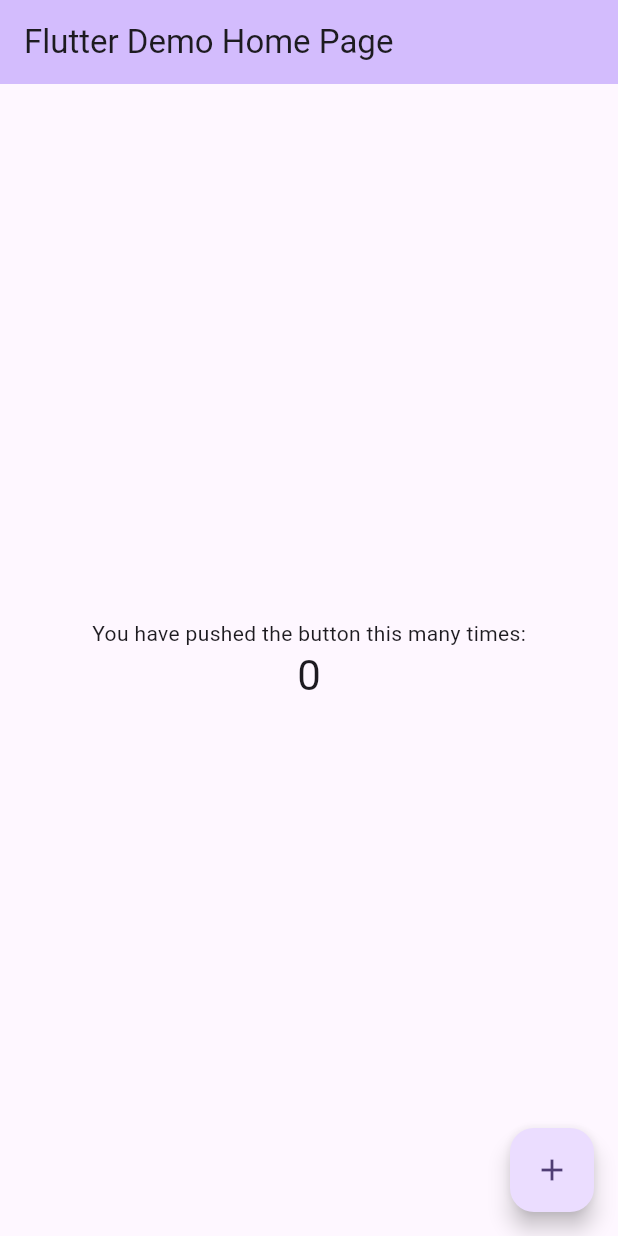
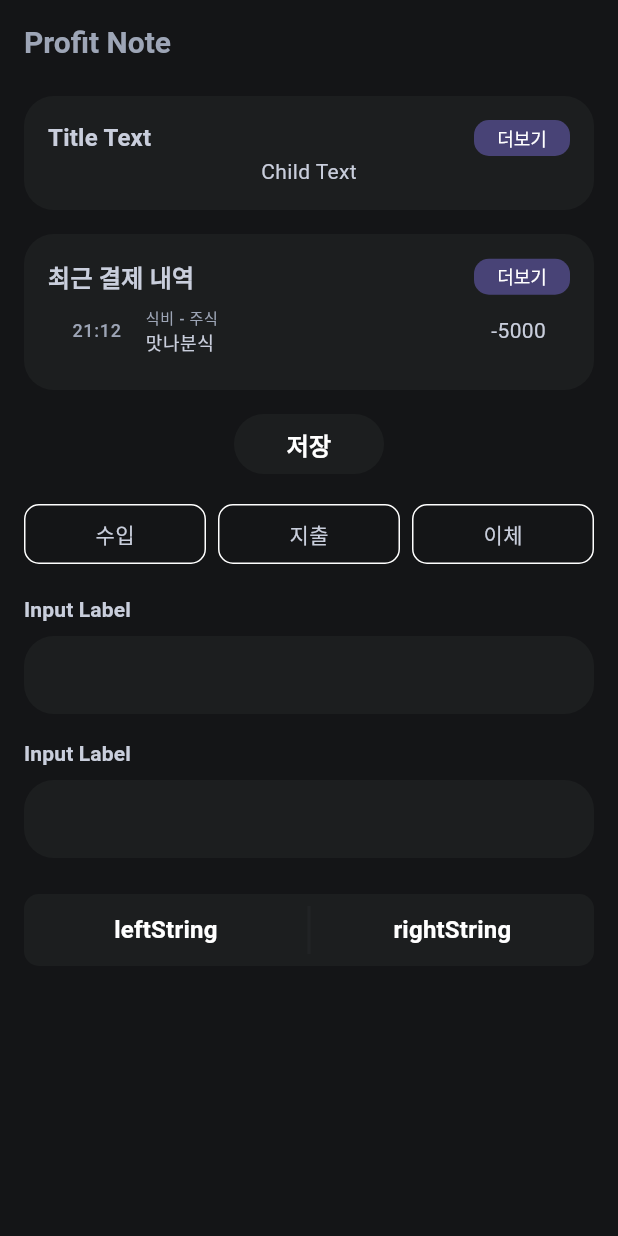
Before and after one commit to jhssong/profitnote, a Flutter app: the screen it shows after launch, on a phone screen of 412 x 824 dp. Run offline on Flutter 3.47's test engine with Material 3 defaults, Android fonts, the phone set to English and light mode, and no system bars.

Commit message:
style: Create common style

```diff
--- a/lib/main.dart
+++ b/lib/main.dart
@@ -1,95 +1,24 @@
 import 'package:flutter/material.dart';
+import 'package:flutter/services.dart';
+import 'package:profitnote/screens/home_screen.dart';
+import 'package:profitnote/style/theme.dart';
 
 void main() {
+  SystemChrome.setSystemUIOverlayStyle(SystemUiOverlayStyle(
+    statusBarColor: ColorTheme.background,
+  ));
   runApp(const MyApp());
 }
 
 class MyApp extends StatelessWidget {
   const MyApp({super.key});
 
-  // This widget is the root of your application.
   @override
   Widget build(BuildContext context) {
     return MaterialApp(
-      title: 'Flutter Demo',
-      theme: ThemeData(
-        colorScheme: ColorScheme.fromSeed(seedColor: Colors.deepPurple),
-        useMaterial3: true,
-      ),
-      home: const MyHomePage(title: 'Flutter Demo Home Page'),
+      debugShowCheckedModeBanner: false,
+      theme: theme,
+      home: const SafeArea(child: HomeScreen()),
     );
   }
 }
-
-class MyHomePage extends StatefulWidget {
-  const MyHomePage({super.key, required this.title});
-  final String title;
-
-  @override
-  State<MyHomePage> createState() => _MyHomePageState();
-}
-
-class _MyHomePageState extends State<MyHomePage> {
-  int _counter = 0;
-
-  void _incrementCounter() {
-    setState(() {
-      _counter++;
-    });
-  }
-
-  @override
-  Widget build(BuildContext context) {
-    // This method is rerun every time setState is called, for instance as done
-    // by the _incrementCounter method above.
-    //
-    // The Flutter framework has been optimized to make rerunning build methods
-    // fast, so that you can just rebuild anything that needs updating rather
-    // than having to individually change instances of widgets.
-    return Scaffold(
-      appBar: AppBar(
-        // TRY THIS: Try changing the color here to a specific color (to
-        // Colors.amber, perhaps?) and trigger a hot reload to see the AppBar
-        // change color while the other colors stay the same.
-        backgroundColor: Theme.of(context).colorScheme.inversePrimary,
-        // Here we take the value from the MyHomePage object that was created by
-        // the App.build method, and use it to set our appbar title.
-        title: Text(widget.title),
-      ),
-      body: Center(
-        // Center is a layout widget. It takes a single child and positions it
-        // in the middle of the parent.
-        child: Column(
-          // Column is also a layout widget. It takes a list of children and
-          // arranges them vertically. By default, it sizes itself to fit its
-          // children horizontally, and tries to be as tall as its parent.
-          //
-          // Column has various properties to control how it sizes itself and
-          // how it positions its children. Here we use mainAxisAlignment to
-          // center the children vertically; the main axis here is the vertical
-          // axis because Columns are vertical (the cross axis would be
-          // horizontal).
-          //
-          // TRY THIS: Invoke "debug painting" (choose the "Toggle Debug Paint"
-          // action in the IDE, or press "p" in the console), to see the
-          // wireframe for each widget.
-          mainAxisAlignment: MainAxisAlignment.center,
-          children: <Widget>[
-            const Text(
-              'You have pushed the button this many times:',
-            ),
-            Text(
-              '$_counter',
-              style: Theme.of(context).textTheme.headlineMedium,
-            ),
-          ],
-        ),
-      ),
-      floatingActionButton: FloatingActionButton(
-        onPressed: _incrementCounter,
-        tooltip: 'Increment',
-        child: const Icon(Icons.add),
-      ), // This trailing comma makes auto-formatting nicer for build methods.
-    );
-  }
-}
--- /dev/null
+++ b/lib/screens/home_screen.dart
@@ -0,0 +1,61 @@
+import 'package:flutter/material.dart';
+import 'package:profitnote/widgets/card_widget.dart';
+import 'package:profitnote/widgets/control_btn.dart';
+import 'package:profitnote/widgets/control_btn_group.dart';
+import 'package:profitnote/widgets/input_widget.dart';
+import 'package:profitnote/widgets/transaction_item_widget.dart';
+import 'package:profitnote/widgets/type_selection_btn.dart';
+
+class HomeScreen extends StatefulWidget {
+  const HomeScreen({super.key});
+
+  @override
+  State<HomeScreen> createState() => _HomeScreenState();
+}
+
+class _HomeScreenState extends State<HomeScreen> {
+  @override
+  Widget build(BuildContext context) {
+    return Scaffold(
+      appBar: AppBar(
+        title: const Text("Profit Note"),
+      ),
+      body: SingleChildScrollView(
+        child: Column(
+          children: [
+            CardWidget(
+              title: "Title Text",
+              onPressed: () {},
+              body: const Text("Child Text"),
+            ),
+            CardWidget(
+              title: "최근 결제 내역",
+              onPressed: () {},
+              body: const TransactionItemWidget(),
+            ),
+            ControlBtn(onPressed: () {}),
+            TypeSelectionBtn(
+              callback: (int type) {},
+            ),
+            InputWidget(callback: (value) {
+              print("String Input: $value");
+            }),
+            InputWidget(
+              callback: (value) {
+                print("Dialog Input: $value");
+              },
+              isReadonly: true,
+              dialogTitle: "Dialog Text",
+              dialogBodyList: const ['Item 1', 'Item 2', 'Item 3'],
+            ),
+            ControlBtnGroup(
+                leftString: 'leftString',
+                rightString: 'rightString',
+                leftCallback: () {},
+                rightCallback: () {}),
+          ],
+        ),
+      ),
+    );
+  }
+}
--- /dev/null
+++ b/lib/style/theme.dart
@@ -0,0 +1,73 @@
+import 'package:flutter/material.dart';
+
+class ColorTheme {
+  static var background = const Color(0Xff141517);
+  static var cardBackground = const Color(0xff1C1E1F);
+  static var cardText = const Color(0xffC9CEDC);
+  static var stroke = const Color(0xff212325);
+  static var pointColor = const Color(0xff484376);
+  static var pointText = const Color(0xffFFFFFF);
+  static var cardLabelText = const Color(0xff9DA5B6);
+  static var backgroundOfBackground = const Color(0xff2B2E2F);
+}
+
+ThemeData theme = ThemeData(
+  // Cursor Style
+  textSelectionTheme: TextSelectionThemeData(
+    cursorColor: ColorTheme.cardText, // Set cursor color to white
+  ),
+
+  // Appbar Style
+  appBarTheme: AppBarTheme(
+    backgroundColor: ColorTheme.background,
+    toolbarHeight: 56,
+    titleTextStyle: TextStyle(
+      fontSize: 20,
+      fontWeight: FontWeight.bold,
+      color: ColorTheme.cardLabelText,
+    ),
+  ),
+
+  // Scaffold Style
+  scaffoldBackgroundColor: ColorTheme.background,
+
+  // Icon Style (select icon size in [16, 20, 24])
+  iconTheme: IconThemeData(color: ColorTheme.cardLabelText),
+
+  // Text Style
+  textTheme: TextTheme(
+      headlineMedium: const TextStyle(
+        fontSize: 20,
+        fontWeight: FontWeight.bold,
+      ),
+      titleMedium: TextStyle(
+        fontSize: 16,
+        fontWeight: FontWeight.bold,
+        color: ColorTheme.cardText,
+      ),
+      titleSmall: TextStyle(
+        fontSize: 14,
+        fontWeight: FontWeight.bold,
+        color: ColorTheme.cardText,
+      ),
+      bodyLarge: TextStyle(
+        fontSize: 16,
+        color: ColorTheme.cardText,
+      ),
+      bodyMedium: TextStyle(
+        fontSize: 14,
+        color: ColorTheme.cardText,
+      ),
+      bodySmall: TextStyle(
+        fontSize: 12,
+        color: ColorTheme.cardText,
+      ),
+      labelMedium: TextStyle(
+        fontSize: 12,
+        color: ColorTheme.cardLabelText,
+      ),
+      labelSmall: TextStyle(
+        fontSize: 10,
+        color: ColorTheme.cardLabelText,
+      )),
+);
--- /dev/null
+++ b/lib/widgets/card_widget.dart
@@ -0,0 +1,42 @@
+import 'package:flutter/material.dart';
+import 'package:profitnote/style/theme.dart';
+import 'package:profitnote/widgets/detail_btn.dart';
+
+class CardWidget extends StatelessWidget {
+  const CardWidget({
+    super.key,
+    required this.title,
+    this.onPressed,
+    required this.body,
+  });
+
+  final String title;
+  final Function()? onPressed;
+  final Widget body;
+
+  @override
+  Widget build(BuildContext context) {
+    return Container(
+      margin: const EdgeInsets.symmetric(horizontal: 16, vertical: 8),
+      padding: const EdgeInsets.all(16.0),
+      decoration: BoxDecoration(
+        color: ColorTheme.cardBackground,
+        borderRadius: BorderRadius.circular(20),
+      ),
+      child: Column(
+        children: [
+          // Header
+          Row(
+            mainAxisAlignment: MainAxisAlignment.spaceBetween,
+            children: [
+              Text(title, style: Theme.of(context).textTheme.titleMedium),
+              if (onPressed != null) DetailBtn(onPressed: onPressed!),
+            ],
+          ),
+          // Body
+          body,
+        ],
+      ),
+    );
+  }
+}
--- /dev/null
+++ b/lib/widgets/control_btn.dart
@@ -0,0 +1,30 @@
+import 'package:flutter/material.dart';
+import 'package:profitnote/style/theme.dart';
+
+class ControlBtn extends StatelessWidget {
+  const ControlBtn({super.key, required this.onPressed});
+
+  final Function() onPressed;
+
+  @override
+  Widget build(BuildContext context) {
+    return Container(
+      margin: const EdgeInsets.symmetric(horizontal: 32, vertical: 8),
+      width: 100,
+      height: 40,
+      child: TextButton(
+        onPressed: onPressed,
+        style: TextButton.styleFrom(
+          backgroundColor: ColorTheme.cardBackground,
+          padding: const EdgeInsets.all(0),
+          shape: const RoundedRectangleBorder(
+            borderRadius: BorderRadius.all(Radius.circular(20)),
+          ),
+          foregroundColor: ColorTheme.pointText,
+          textStyle: Theme.of(context).textTheme.titleMedium,
+        ),
+        child: const Text('저장'),
+      ),
+    );
+  }
+}
--- /dev/null
+++ b/lib/widgets/control_btn_group.dart
@@ -0,0 +1,56 @@
+import 'package:flutter/material.dart';
+import 'package:profitnote/style/theme.dart';
+
+class ControlBtnGroup extends StatelessWidget {
+  const ControlBtnGroup({
+    super.key,
+    required this.leftString,
+    required this.rightString,
+    required this.leftCallback,
+    required this.rightCallback,
+  });
+
+  final String leftString;
+  final String rightString;
+  final Function() leftCallback;
+  final Function() rightCallback;
+
+  @override
+  Widget build(BuildContext context) {
+    return Container(
+      margin: const EdgeInsets.all(16),
+      decoration: BoxDecoration(
+        color: ColorTheme.cardBackground,
+        borderRadius: BorderRadius.circular(10),
+      ),
+      child: Row(
+        mainAxisAlignment: MainAxisAlignment.spaceBetween,
+        children: [
+          Expanded(
+            child: TextButton(
+              onPressed: leftCallback,
+              style: TextButton.styleFrom(
+                padding: const EdgeInsets.all(0),
+                foregroundColor: ColorTheme.pointText,
+                textStyle: Theme.of(context).textTheme.titleMedium,
+              ),
+              child: Text(leftString),
+            ),
+          ),
+          Container(width: 2, height: 32, color: ColorTheme.stroke),
+          Expanded(
+            child: TextButton(
+              onPressed: rightCallback,
+              style: TextButton.styleFrom(
+                padding: const EdgeInsets.all(0),
+                foregroundColor: ColorTheme.pointText,
+                textStyle: Theme.of(context).textTheme.titleMedium,
+              ),
+              child: Text(rightString),
+            ),
+          ),
+        ],
+      ),
+    );
+  }
+}
--- /dev/null
+++ b/lib/widgets/detail_btn.dart
@@ -0,0 +1,27 @@
+import 'package:flutter/material.dart';
+import 'package:profitnote/style/theme.dart';
+
+class DetailBtn extends StatelessWidget {
+  const DetailBtn({super.key, required this.onPressed});
+
+  final Function() onPressed;
+
+  @override
+  Widget build(BuildContext context) {
+    return SizedBox(
+      height: 24,
+      child: TextButton(
+        onPressed: onPressed,
+        style: TextButton.styleFrom(
+            backgroundColor: ColorTheme.pointColor,
+            padding: const EdgeInsets.all(0),
+            shape: const RoundedRectangleBorder(
+              borderRadius: BorderRadius.all(Radius.circular(10)),
+            ),
+            foregroundColor: ColorTheme.pointText,
+            textStyle: const TextStyle(fontSize: 12)),
+        child: const Text('더보기'),
+      ),
+    );
+  }
+}
--- /dev/null
+++ b/lib/widgets/input_widget.dart
@@ -0,0 +1,141 @@
+import 'package:flutter/material.dart';
+import 'package:profitnote/style/theme.dart';
+
+class InputWidget extends StatefulWidget {
+  const InputWidget({
+    super.key,
+    required this.callback,
+    this.initialValue,
+    this.isReadonly,
+    this.dialogTitle,
+    this.dialogBodyList,
+  });
+
+  /// Function that save the input data.
+  final Function(String) callback;
+
+  final String? initialValue;
+
+  /// If TextField is controlled by custom dialog, this should be true.
+  final bool? isReadonly;
+
+  final String? dialogTitle;
+
+  final List<String>? dialogBodyList;
+
+  @override
+  State<InputWidget> createState() => _InputWidgetState();
+}
+
+class _InputWidgetState extends State<InputWidget> {
+  final _controller = TextEditingController();
+  late final bool _isReadOnly;
+
+  @override
+  void initState() {
+    super.initState();
+    if (widget.isReadonly != null) {
+      _isReadOnly = widget.isReadonly!;
+    } else {
+      _isReadOnly = false;
+    }
+  }
+
+  /// If TextField is controlled by custom dialog, make onTap to open custom dialog.
+  void _onTap() {
+    if (_isReadOnly == true) {
+      _showCustomDialog(
+        context,
+        title: widget.dialogTitle!,
+        bodyList: widget.dialogBodyList,
+        onPressed: _dialogCallback,
+      );
+    }
+  }
+
+  void _dialogCallback(String value) {
+    setState(() => _controller.text = value);
+    widget.callback(value);
+    Navigator.of(context).pop();
+  }
+
+  Future<void> _showCustomDialog(
+    BuildContext context, {
+    required title,
+    required bodyList,
+    required onPressed,
+  }) {
+    return showDialog<void>(
+      context: context,
+      builder: (BuildContext context) {
+        return AlertDialog(
+          backgroundColor: ColorTheme.cardBackground,
+          title: Center(child: Text('$title')),
+          titleTextStyle: Theme.of(context).textTheme.titleMedium,
+          contentTextStyle: Theme.of(context).textTheme.bodyMedium,
+          content: Wrap(
+            children: List.generate(bodyList.length, (index) {
+              return Row(
+                mainAxisAlignment: MainAxisAlignment.center,
+                children: [
+                  Expanded(
+                    child: TextButton(
+                      onPressed: () => onPressed(bodyList[index]),
+                      style: TextButton.styleFrom(
+                        padding: const EdgeInsets.all(0),
+                        shape: const RoundedRectangleBorder(
+                          borderRadius: BorderRadius.all(Radius.circular(10)),
+                        ),
+                        foregroundColor: ColorTheme.pointText,
+                        textStyle: Theme.of(context).textTheme.bodyMedium,
+                      ),
+                      child: Text("${bodyList[index]}"),
+                    ),
+                  ),
+                ],
+              );
+            }),
+          ),
+        );
+      },
+    );
+  }
+
+  @override
+  void dispose() {
+    _controller.dispose();
+    super.dispose();
+  }
+
+  @override
+  Widget build(BuildContext context) {
+    return Padding(
+      padding: const EdgeInsets.symmetric(horizontal: 16, vertical: 8),
+      child: Column(
+        crossAxisAlignment: CrossAxisAlignment.start,
+        children: [
+          Text(
+            "Input Label",
+            style: Theme.of(context).textTheme.titleSmall,
+          ),
+          const SizedBox(height: 8),
+          TextField(
+            controller: _controller,
+            readOnly: _isReadOnly,
+            onTap: _onTap,
+            onChanged: (value) => widget.callback(value),
+            decoration: InputDecoration(
+              filled: true,
+              fillColor: ColorTheme.cardBackground,
+              border: const OutlineInputBorder(
+                borderSide: BorderSide.none,
+                borderRadius: BorderRadius.all(Radius.circular(20)),
+              ),
+            ),
+            style: Theme.of(context).textTheme.bodyMedium,
+          )
+        ],
+      ),
+    );
+  }
+}
--- /dev/null
+++ b/lib/widgets/transaction_item_widget.dart
@@ -0,0 +1,45 @@
+import 'package:flutter/material.dart';
+
+class TransactionItemWidget extends StatelessWidget {
+  const TransactionItemWidget({super.key});
+
+  @override
+  Widget build(BuildContext context) {
+    return Padding(
+      padding: const EdgeInsets.symmetric(horizontal: 16, vertical: 8),
+      child: Row(
+        mainAxisAlignment: MainAxisAlignment.spaceBetween,
+        children: [
+          Text(
+            "21:12",
+            style: Theme.of(context).textTheme.labelMedium,
+          ),
+          const SizedBox(width: 16),
+          Expanded(
+              child: Row(
+            children: [
+              Column(
+                crossAxisAlignment: CrossAxisAlignment.start,
+                children: [
+                  Text(
+                    "식비 - 주식",
+                    style: Theme.of(context).textTheme.labelSmall,
+                  ),
+                  Text(
+                    "맛나분식",
+                    style: Theme.of(context).textTheme.bodySmall,
+                  ),
+                ],
+              ),
+            ],
+          )),
+          const SizedBox(width: 16),
+          Text(
+            "-5000",
+            style: Theme.of(context).textTheme.bodyMedium,
+          ),
+        ],
+      ),
+    );
+  }
+}
--- /dev/null
+++ b/lib/widgets/type_selection_btn.dart
@@ -0,0 +1,56 @@
+import 'package:flutter/material.dart';
+import 'package:profitnote/style/theme.dart';
+
+class TypeSelectionBtn extends StatefulWidget {
+  const TypeSelectionBtn({super.key, required this.callback});
+
+  final Function(int) callback;
+
+  @override
+  State<TypeSelectionBtn> createState() => _TypeSelectionBtnState();
+}
+
+class _TypeSelectionBtnState extends State<TypeSelectionBtn> {
+  final List<bool> _selectedType = [true, false, false];
+  final List<String> _typeList = ["수입", "지출", "이체"];
+
+  void _updateSelection(int index) {
+    setState(() {
+      for (int i = 0; i < _selectedType.length; i++) {
+        _selectedType[i] = i == index;
+      }
+    });
+    widget.callback(index);
+  }
+
+  @override
+  Widget build(BuildContext context) {
+    return Padding(
+      padding: const EdgeInsets.symmetric(horizontal: 16, vertical: 8),
+      child: Row(
+        children: [
+          for (int index = 0; index < _typeList.length; index++) ...[
+            Expanded(
+                child: TextButton(
+              onPressed: () => _updateSelection(index),
+              style: TextButton.styleFrom(
+                padding: const EdgeInsets.all(0),
+                shape: const RoundedRectangleBorder(
+                  side: BorderSide(color: Colors.white),
+                  borderRadius: BorderRadius.all(Radius.circular(10)),
+                ),
+                foregroundColor: ColorTheme.pointText,
+                textStyle: Theme.of(context).textTheme.bodyMedium,
+              ),
+              child: Text(
+                _typeList[index],
+                style: Theme.of(context).textTheme.bodyMedium,
+              ),
+            )),
+            if (index != _typeList.length - 1) const SizedBox(width: 8),
+          ]
+        ],
+      ),
+    );
+  }
+}
```
